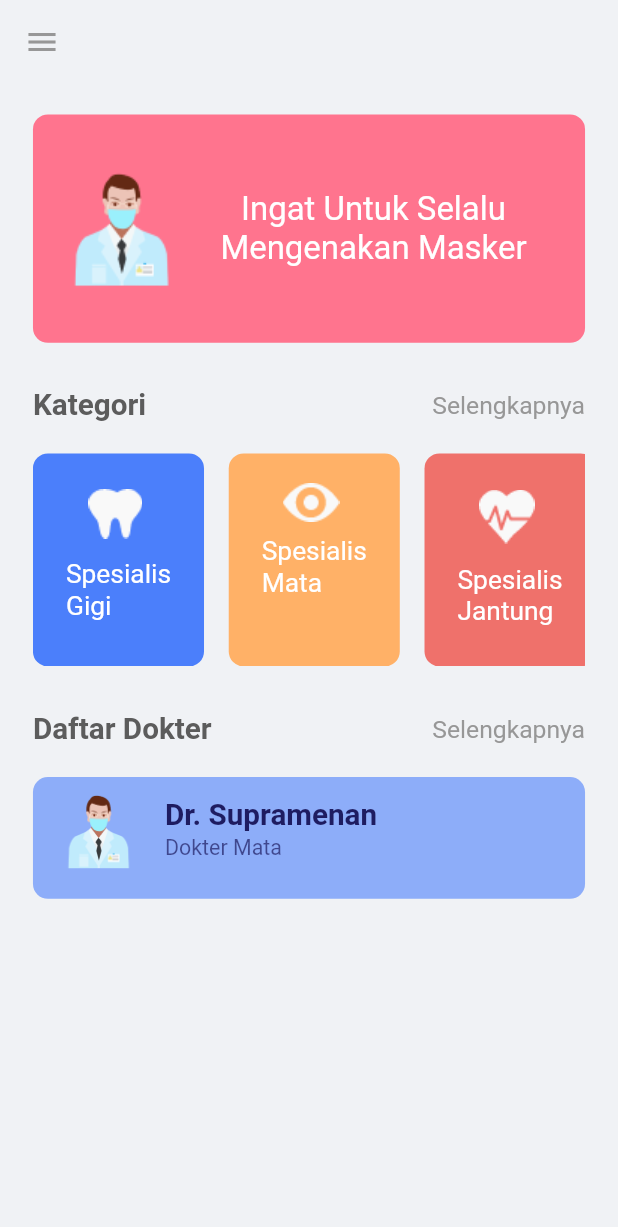
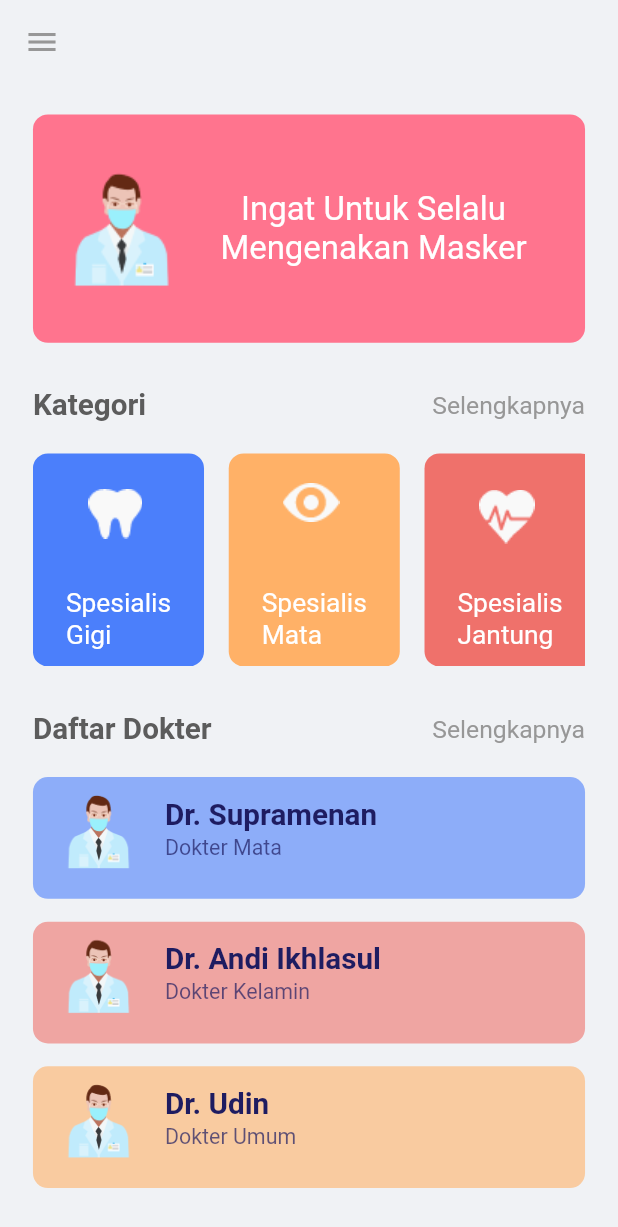
Before and after one commit to alwijein/dokterinaja, a Flutter app: the HomeScreen screen opened by its route, on a phone screen of 412 x 824 dp. Shown: the top 1227 px of the screen. Run offline on Flutter 3.47's test engine with Material 2 defaults, Android fonts, the phone set to English and light mode, and no system bars; our stand-ins replace google_fonts.

Commit message:
membuat dokter card dan dokter list

```diff
--- a/lib/routes.dart
+++ b/lib/routes.dart
@@ -1,4 +1,5 @@
 import 'package:dokterin_aja/screens/home_screen/home_screen.dart';
+import 'package:dokterin_aja/screens/list_screen_dokter/list_screen_dokter.dart';
 import 'package:dokterin_aja/screens/onboarding_screen/onboarding_screen.dart';
 import 'package:flutter/widgets.dart';
 import 'package:dokterin_aja/screens/onboarding_screen/onboarding_screen.dart';
@@ -6,4 +7,5 @@ import 'package:dokterin_aja/screens/onboarding_screen/onboarding_screen.dart';
 final Map<String, WidgetBuilder> routes = {
   OnboardingScreen.routeName: (context) => OnboardingScreen(),
   HomeScreen.routeName: (context) => HomeScreen(),
+  ListScreenDokter.routeName: (context) => ListScreenDokter(),
 };
--- a/lib/screens/home_screen/components/body.dart
+++ b/lib/screens/home_screen/components/body.dart
@@ -3,6 +3,7 @@ import 'package:dokterin_aja/screens/home_screen/components/banner_card.dart';
 import 'package:dokterin_aja/screens/home_screen/components/card_dokter.dart';
 import 'package:dokterin_aja/screens/home_screen/components/card_kategori.dart';
 import 'package:dokterin_aja/screens/home_screen/components/headling_text.dart';
+import 'package:dokterin_aja/screens/list_screen_dokter/list_screen_dokter.dart';
 import 'package:dokterin_aja/size_config.dart';
 import 'package:flutter/material.dart';
 
@@ -44,23 +45,51 @@ class Body extends StatelessWidget {
                   ),
                   HeadlingText(
                     text: "Daftar Dokter",
-                    press: () {},
+                    press: () {
+                      Navigator.pushNamed(context, ListScreenDokter.routeName);
+                    },
                   ),
                   SizedBox(
                     height: getPropertionateScreenHeight(20),
                   ),
-                  CardDokter(
-                    img: 'assets/images/banner-photo.png',
-                    bgColor: kBlueColor.withOpacity(0.6),
-                    titleText: 'Dr. Supramenan',
-                    subtitleText: 'Dokter Mata',
-                  ),
+                  buildDokterList(),
                 ],
               ),
             ),
           ),
         ),
       ),
+    );
+  }
+
+  Column buildDokterList() {
+    return Column(
+      children: [
+        CardDokter(
+          img: 'assets/images/banner-photo.png',
+          bgColor: kBlueColor.withOpacity(0.6),
+          titleText: 'Dr. Supramenan',
+          subtitleText: 'Dokter Mata',
+        ),
+        SizedBox(
+          height: getPropertionateScreenHeight(15),
+        ),
+        CardDokter(
+          img: 'assets/images/banner-photo.png',
+          bgColor: kOrangeColor.withOpacity(0.6),
+          titleText: 'Dr. Andi Ikhlasul',
+          subtitleText: 'Dokter Kelamin',
+        ),
+        SizedBox(
+          height: getPropertionateScreenHeight(15),
+        ),
+        CardDokter(
+          img: 'assets/images/banner-photo.png',
+          bgColor: kYellowColor.withOpacity(0.6),
+          titleText: 'Dr. Udin',
+          subtitleText: 'Dokter Umum',
+        ),
+      ],
     );
   }
 
--- a/lib/screens/home_screen/components/card_kategori.dart
+++ b/lib/screens/home_screen/components/card_kategori.dart
@@ -26,6 +26,7 @@ class CardKategori extends StatelessWidget {
           vertical: getPropertionateScreenHeight(10),
         ),
         child: Column(
+          mainAxisAlignment: MainAxisAlignment.spaceBetween,
           crossAxisAlignment: CrossAxisAlignment.start,
           children: [
             Image.asset(
```
Also changed, not shown: lib/screens/list_screen_dokter/components/body.dart (added, +60 -0 lines), lib/screens/list_screen_dokter/list_screen_dokter.dart (added, +22 -0 lines).
